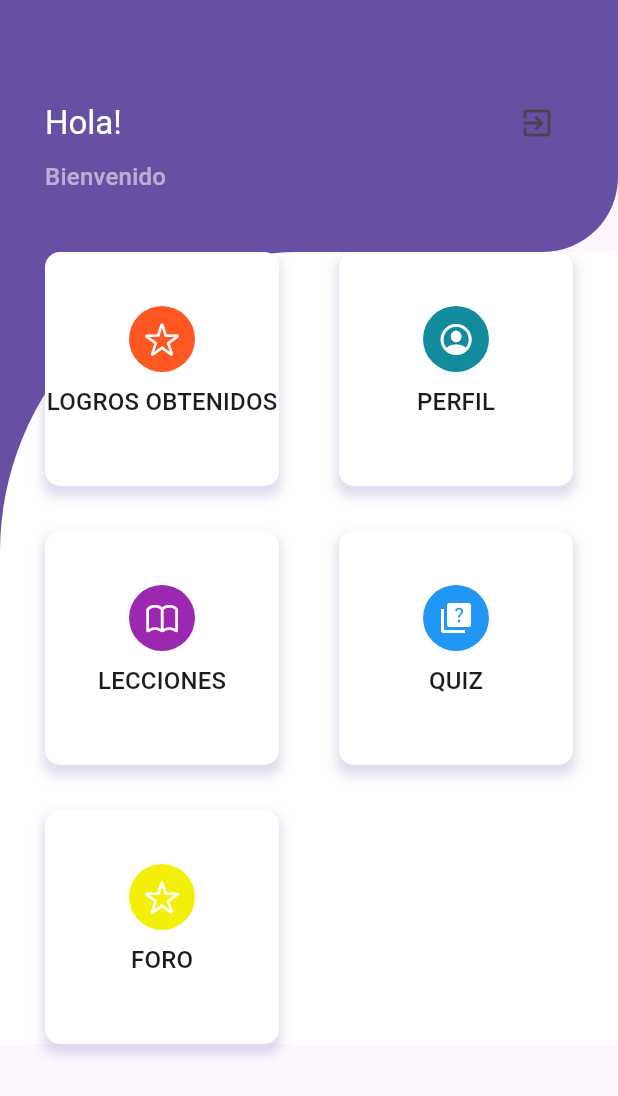
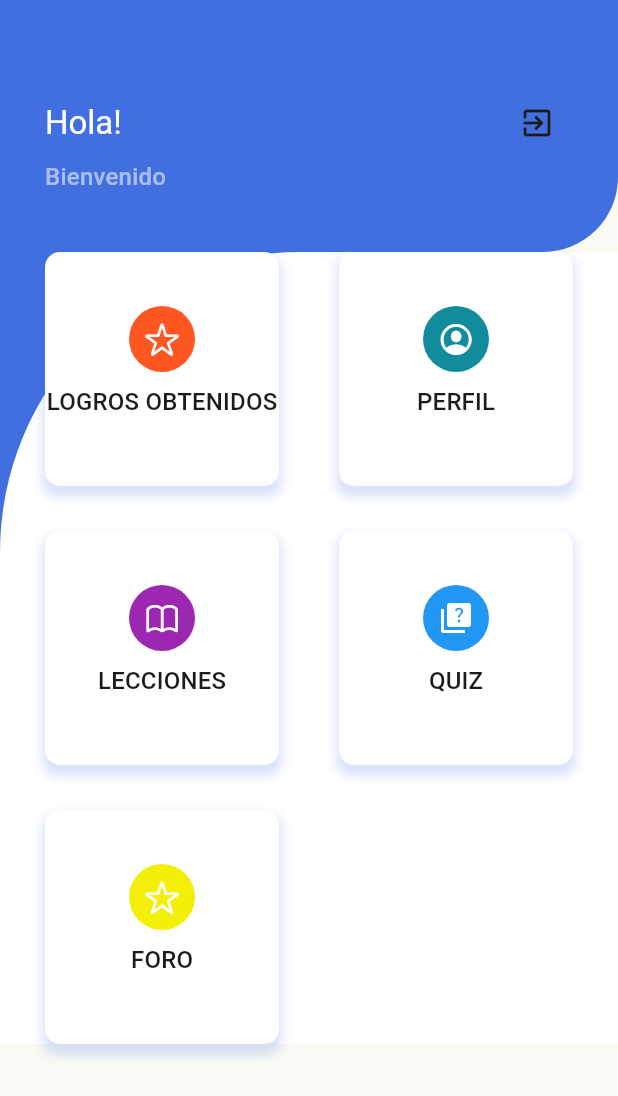
Before and after one commit to Franciscooxz/ASTRALSPACE_FLUTTER, a Flutter app: the MyHomePage screen opened directly, on a phone screen of 412 x 824 dp. Shown: the top 1096 px of the screen. Run offline on Flutter 3.47's test engine with Material 3 defaults, Android fonts, the phone set to English and light mode, and no system bars; our stand-ins replace get, get_storage, google_fonts; accounts and stored records are empty; network calls fail.

Commit message:
Mis propios cambios

```diff
--- a/lib/constants/constants.dart
+++ b/lib/constants/constants.dart
@@ -1 +1 @@
-String url = 'http://10.0.2.2:8000/api/';
+String url = 'http://10.201.194.75:8000/api/';
--- a/lib/main.dart
+++ b/lib/main.dart
@@ -3,6 +3,8 @@ import 'package:astroguide_flutter/pages/menu.dart';
 import 'package:astroguide_flutter/pages/perfil.dart';
 import 'package:astroguide_flutter/pages/lecciones.dart';
 import 'package:astroguide_flutter/pages/post.dart';
+import 'package:astroguide_flutter/pages/welcome_page.dart';
+import 'package:astroguide_flutter/theme/theme.dart';
 import 'package:flutter/material.dart';
 import 'package:get/get.dart';
 import 'package:get_storage/get_storage.dart';
@@ -23,7 +25,8 @@ class MyApp extends StatelessWidget {
     return GetMaterialApp(
       debugShowCheckedModeBanner: false,
       title: 'AstroGuide',
-      home: token == null ? const LoginPage() : const menu(),
+      theme: lightMode,
+      home: token == null ? const WelcomeScreen() : const menu(),
     );
   }
 }
--- a/lib/pages/login_page.dart
+++ b/lib/pages/login_page.dart
@@ -168,7 +168,7 @@ class _LoginPageState extends State<LoginPage> {
                           Expanded(
                             child: Divider(
                               thickness: 0.7,
-                              color: Colors.grey.withOpacity(0.5),
+                              color: const Color.fromARGB(255, 158, 158, 158).withOpacity(0.5),
                             ),
                           ),
                           const Padding(
--- a/pubspec.yaml
+++ b/pubspec.yaml
@@ -23,3 +23,5 @@ dev_dependencies:
 
 flutter:
   uses-material-design: true
+  assets:
+    - assets/images/
```
Also changed, not shown: lib/pages/register_page.dart (line endings or trailing spaces).
